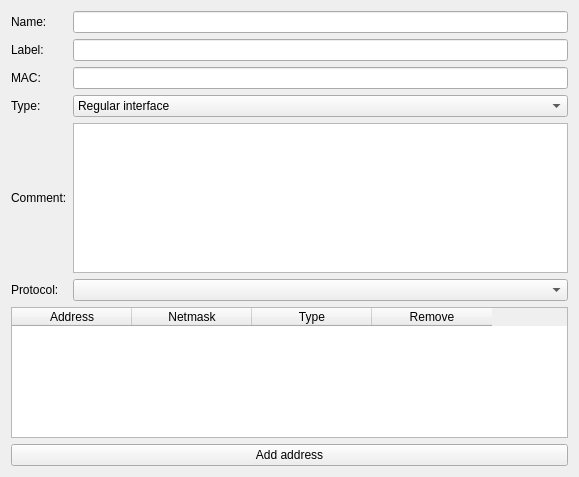
Before: the Qt Designer form src/gui/InterfaceEditorWidget.ui in fwbuilder/fwbuilder, drawn with Qt 5.
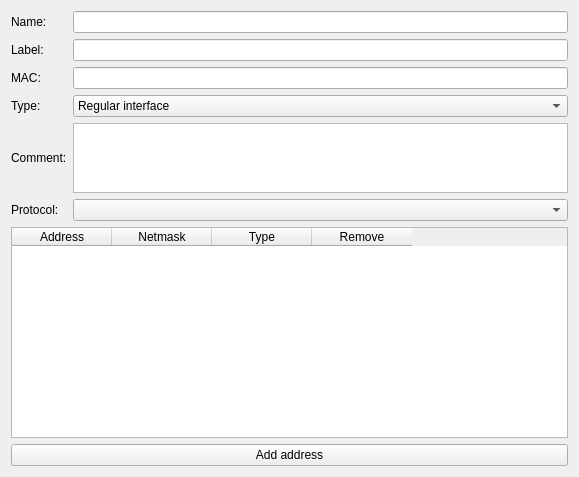
After: the same form once the commit is applied.

Commit message: dialog formatting, changes in QMessageBox text

What changed in the file:
```diff
--- a/src/gui/InterfaceEditorWidget.ui
+++ b/src/gui/InterfaceEditorWidget.ui
@@ -49,24 +49,24 @@
        </property>
       </widget>
      </item>
-     <item row="4" column="1">
-      <widget class="QTextEdit" name="comment">
-       <property name="sizePolicy">
-        <sizepolicy hsizetype="Expanding" vsizetype="Minimum">
+     <item row="4" column="1" >
+      <widget class="QTextEdit" name="comment" >
+       <property name="sizePolicy" >
+        <sizepolicy vsizetype="Fixed" hsizetype="Expanding" >
          <horstretch>0</horstretch>
          <verstretch>0</verstretch>
         </sizepolicy>
        </property>
-       <property name="minimumSize">
+       <property name="minimumSize" >
         <size>
          <width>0</width>
-         <height>0</height>
+         <height>70</height>
         </size>
        </property>
-       <property name="maximumSize">
+       <property name="maximumSize" >
         <size>
          <width>16777215</width>
-         <height>150</height>
+         <height>70</height>
         </size>
        </property>
       </widget>
@@ -120,10 +120,7 @@
     </layout>
    </item>
    <item>
-    <widget class="QTableWidget" name="addresses">
-     <attribute name="horizontalHeaderDefaultSectionSize">
-      <number>120</number>
-     </attribute>
+    <widget class="QTableWidget" name="addresses" >
      <column>
       <property name="text">
        <string>Address</string>
```
Left out of the diff: 111 changed lines with no effect on the pictures. The commit also changes 7 other files.
